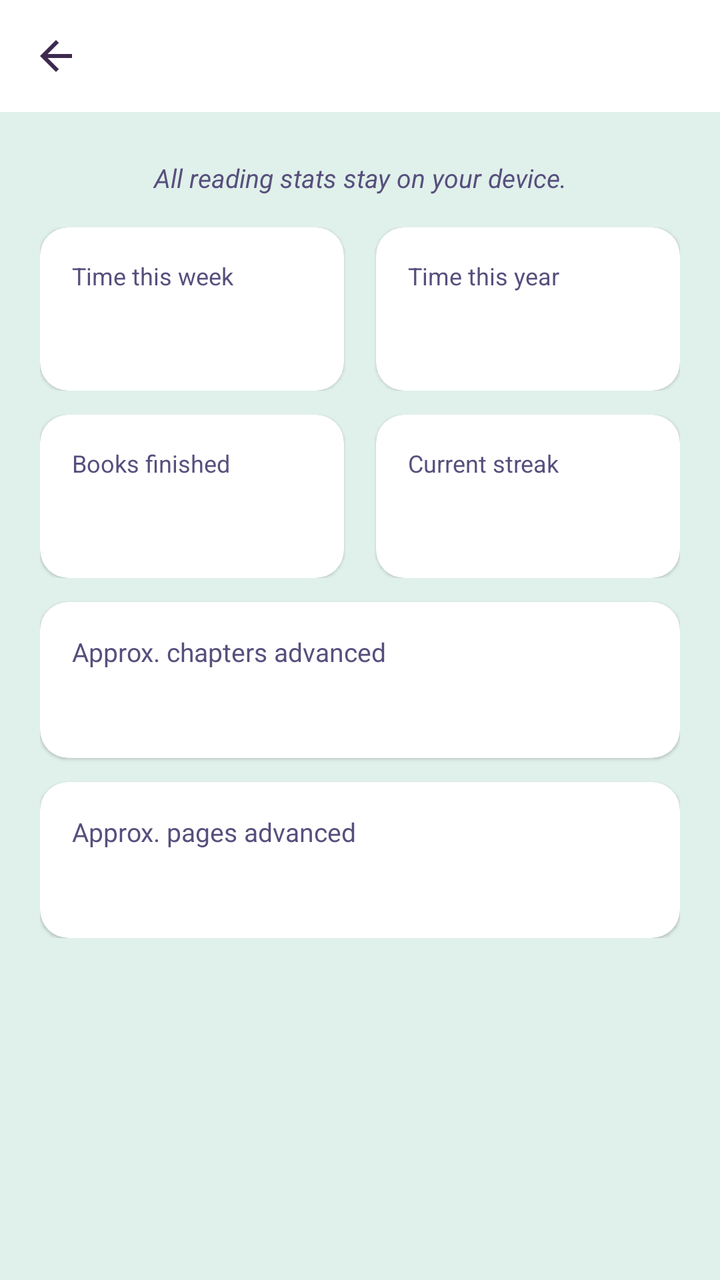
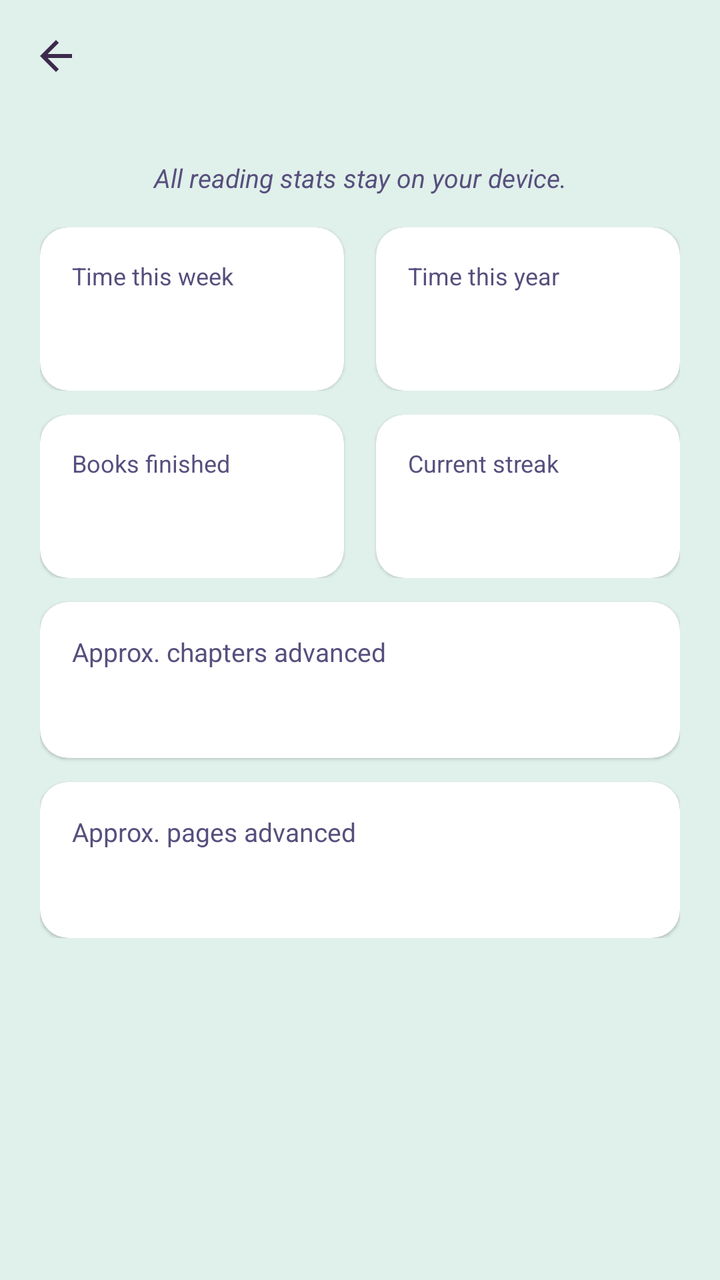

Compare the two renders of this Android layout. The source of the first and the diff that turns it into the second are given below.
<!-- AndroidManifest.xml: activity theme Theme.EpubReader -->
<!-- res/layout/activity_reading_stats.xml -->
<?xml version="1.0" encoding="utf-8"?>
<ScrollView xmlns:android="http://schemas.android.com/apk/res/android"
    xmlns:app="http://schemas.android.com/apk/res-auto"
    android:id="@+id/statsRootLayout"
    android:layout_width="match_parent"
    android:layout_height="match_parent"
    android:fillViewport="true"
    android:background="?android:colorBackground">

    <LinearLayout
        android:layout_width="match_parent"
        android:layout_height="wrap_content"
        android:orientation="vertical">

        
        <com.google.android.material.appbar.MaterialToolbar
            android:id="@+id/statsToolbar"
            android:layout_width="match_parent"
            android:layout_height="?attr/actionBarSize"
            android:background="?attr/colorSurface"
            android:title="@string/stats_title"
            android:titleTextColor="?android:textColorPrimary"
            app:navigationIcon="@drawable/ic_arrow_back"
            app:navigationIconTint="?android:textColorPrimary" />

        <LinearLayout
            android:id="@+id/statsRoot"
            android:layout_width="match_parent"
            android:layout_height="wrap_content"
            android:orientation="vertical"
            android:padding="@dimen/app_row_content_padding_h">

            
            <TextView
                android:layout_width="match_parent"
                android:layout_height="wrap_content"
                android:layout_marginTop="4dp"
                android:gravity="center"
                android:text="@string/stats_privacy"
                android:textColor="?android:textColorSecondary"
                android:textSize="13sp"
                android:textStyle="italic" />

            
            <LinearLayout
                android:layout_width="match_parent"
                android:layout_height="wrap_content"
                android:layout_marginTop="@dimen/app_section_spacing"
                android:orientation="horizontal"
                android:weightSum="2">

                
                <com.google.android.material.card.MaterialCardView
                    android:layout_width="0dp"
                    android:layout_height="wrap_content"
                    android:layout_weight="1"
                    android:layout_marginEnd="8dp"
                    app:cardBackgroundColor="?attr/colorSurface"
                    app:cardCornerRadius="@dimen/app_card_corner"
                    app:cardElevation="1dp">

                    <LinearLayout
                        android:layout_width="match_parent"
                        android:layout_height="wrap_content"
                        android:orientation="vertical"
                        android:padding="@dimen/app_card_padding">

                        <TextView
                            android:layout_width="match_parent"
                            android:layout_height="wrap_content"
                            android:text="@string/stats_time_week"
                            android:textColor="?android:textColorSecondary"
                            android:textSize="12sp" />

                        <TextView
                            android:id="@+id/statsWeek"
                            android:layout_width="match_parent"
                            android:layout_height="wrap_content"
                            android:layout_marginTop="4dp"
                            android:textColor="?android:textColorPrimary"
                            android:textSize="22sp"
                            android:textStyle="bold" />
                    </LinearLayout>
                </com.google.android.material.card.MaterialCardView>

                
                <com.google.android.material.card.MaterialCardView
                    android:layout_width="0dp"
                    android:layout_height="wrap_content"
                    android:layout_weight="1"
                    android:layout_marginStart="8dp"
                    app:cardBackgroundColor="?attr/colorSurface"
                    app:cardCornerRadius="@dimen/app_card_corner"
                    app:cardElevation="1dp">

                    <LinearLayout
                        android:layout_width="match_parent"
                        android:layout_height="wrap_content"
                        android:orientation="vertical"
                        android:padding="@dimen/app_card_padding">

                        <TextView
                            android:layout_width="match_parent"
                            android:layout_height="wrap_content"
                            android:text="@string/stats_time_year"
                            android:textColor="?android:textColorSecondary"
                            android:textSize="12sp" />

                        <TextView
                            android:id="@+id/statsYear"
                            android:layout_width="match_parent"
                            android:layout_height="wrap_content"
                            android:layout_marginTop="4dp"
                            android:textColor="?android:textColorPrimary"
                            android:textSize="22sp"
                            android:textStyle="bold" />
                    </LinearLayout>
                </com.google.android.material.card.MaterialCardView>
            </LinearLayout>

            
            <LinearLayout
                android:layout_width="match_parent"
                android:layout_height="wrap_content"
                android:layout_marginTop="@dimen/app_card_spacing"
                android:orientation="horizontal"
                android:weightSum="2">

                
                <com.google.android.material.card.MaterialCardView
                    android:layout_width="0dp"
                    android:layout_height="wrap_content"
                    android:layout_weight="1"
                    android:layout_marginEnd="8dp"
                    app:cardBackgroundColor="?attr/colorSurface"
                    app:cardCornerRadius="@dimen/app_card_corner"
                    app:cardElevation="1dp">

                    <LinearLayout
                        android:layout_width="match_parent"
                        android:layout_height="wrap_content"
                        android:orientation="vertical"
                        android:padding="@dimen/app_card_padding">

                        <TextView
                            android:layout_width="match_parent"
                            android:layout_height="wrap_content"
                            android:text="@string/stats_books_finished"
                            android:textColor="?android:textColorSecondary"
                            android:textSize="12sp" />

                        <TextView
                            android:id="@+id/statsFinished"
                            android:layout_width="match_parent"
                            android:layout_height="wrap_content"
                            android:layout_marginTop="4dp"
                            android:textColor="?android:textColorPrimary"
                            android:textSize="22sp"
                            android:textStyle="bold" />
                    </LinearLayout>
                </com.google.android.material.card.MaterialCardView>

                
                <com.google.android.material.card.MaterialCardView
                    android:layout_width="0dp"
                    android:layout_height="wrap_content"
                    android:layout_weight="1"
                    android:layout_marginStart="8dp"
                    app:cardBackgroundColor="?attr/colorSurface"
                    app:cardCornerRadius="@dimen/app_card_corner"
                    app:cardElevation="1dp">

                    <LinearLayout
                        android:layout_width="match_parent"
                        android:layout_height="wrap_content"
                        android:orientation="vertical"
                        android:padding="@dimen/app_card_padding">

                        <TextView
                            android:layout_width="match_parent"
                            android:layout_height="wrap_content"
                            android:text="@string/stats_current_streak"
                            android:textColor="?android:textColorSecondary"
                            android:textSize="12sp" />

                        <TextView
                            android:id="@+id/statsStreak"
                            android:layout_width="match_parent"
                            android:layout_height="wrap_content"
                            android:layout_marginTop="4dp"
                            android:textColor="?android:textColorPrimary"
                            android:textSize="22sp"
                            android:textStyle="bold" />
                    </LinearLayout>
                </com.google.android.material.card.MaterialCardView>
            </LinearLayout>

            
            <com.google.android.material.card.MaterialCardView
                android:layout_width="match_parent"
                android:layout_height="wrap_content"
                android:layout_marginTop="@dimen/app_card_spacing"
                app:cardBackgroundColor="?attr/colorSurface"
                app:cardCornerRadius="@dimen/app_card_corner"
                app:cardElevation="1dp">

                <LinearLayout
                    android:layout_width="match_parent"
                    android:layout_height="wrap_content"
                    android:orientation="vertical"
                    android:padding="@dimen/app_card_padding">

                    <TextView
                        android:layout_width="match_parent"
                        android:layout_height="wrap_content"
                        android:text="@string/stats_chapters"
                        android:textColor="?android:textColorSecondary"
                        android:textSize="13sp" />

                    <TextView
                        android:id="@+id/statsChapters"
                        android:layout_width="match_parent"
                        android:layout_height="wrap_content"
                        android:layout_marginTop="4dp"
                        android:textColor="?android:textColorPrimary"
                        android:textSize="18sp" />
                </LinearLayout>
            </com.google.android.material.card.MaterialCardView>

            
            <com.google.android.material.card.MaterialCardView
                android:layout_width="match_parent"
                android:layout_height="wrap_content"
                android:layout_marginTop="@dimen/app_card_spacing"
                app:cardBackgroundColor="?attr/colorSurface"
                app:cardCornerRadius="@dimen/app_card_corner"
                app:cardElevation="1dp">

                <LinearLayout
                    android:layout_width="match_parent"
                    android:layout_height="wrap_content"
                    android:orientation="vertical"
                    android:padding="@dimen/app_card_padding">

                    <TextView
                        android:layout_width="match_parent"
                        android:layout_height="wrap_content"
                        android:text="@string/stats_pages"
                        android:textColor="?android:textColorSecondary"
                        android:textSize="13sp" />

                    <TextView
                        android:id="@+id/statsPages"
                        android:layout_width="match_parent"
                        android:layout_height="wrap_content"
                        android:layout_marginTop="4dp"
                        android:textColor="?android:textColorPrimary"
                        android:textSize="18sp" />
                </LinearLayout>
            </com.google.android.material.card.MaterialCardView>
        </LinearLayout>
    </LinearLayout>
</ScrollView>
<!-- resources referenced by this layout -->
<resources>
  <dimen name="app_card_corner">14dp</dimen>
  <dimen name="app_card_padding">16dp</dimen>
  <dimen name="app_card_spacing">12dp</dimen>
  <dimen name="app_row_content_padding_h">20dp</dimen>
  <dimen name="app_section_spacing">16dp</dimen>
  <!-- drawable ic_arrow_back (drawable) -->
  <?xml version="1.0" encoding="utf-8"?>
  <vector xmlns:android="http://schemas.android.com/apk/res/android"
      android:width="24dp" android:height="24dp"
      android:viewportWidth="24" android:viewportHeight="24">
      <path android:fillColor="@android:color/white"
          android:pathData="M20 11H7.83l5.59-5.59L12 4l-8 8 8 8 1.41-1.41L7.83 13H20v-2z" />
  </vector>
  <string name="stats_books_finished">Books finished</string>
  <string name="stats_chapters">Approx. chapters advanced</string>
  <string name="stats_current_streak">Current streak</string>
  <string name="stats_pages">Approx. pages advanced</string>
  <string name="stats_privacy">All reading stats stay on your device.</string>
  <string name="stats_time_week">Time this week</string>
  <string name="stats_time_year">Time this year</string>
  <string name="stats_title">Reading Stats</string>
  <style name="Theme.EpubReader" parent="Theme.MaterialComponents.DayNight.NoActionBar">
          <item name="android:windowBackground">@color/light_bg</item>
          
          <item name="android:statusBarColor">@color/black</item>
          <item name="android:navigationBarColor">@color/black</item>
          <item name="android:windowLightStatusBar">false</item>
          <item name="android:windowLightNavigationBar">false</item>
          <item name="android:windowTranslucentStatus">false</item>
          <item name="android:enforceStatusBarContrast" tools:targetApi="q">false</item>
          <item name="android:enforceNavigationBarContrast" tools:targetApi="q">false</item>
          <item name="android:fitsSystemWindows">true</item>
          <item name="colorPrimary">@color/accent</item>
          <item name="colorPrimaryVariant">@color/accent_dark</item>
          <item name="colorOnPrimary">@color/white</item>
          <item name="colorSecondary">@color/secondary</item>
          <item name="colorOnSecondary">@color/white</item>
          <item name="android:colorBackground">@color/light_bg</item>
          <item name="colorSurface">@color/light_surface</item>
          <item name="colorOnSurface">@color/light_text</item>
          <item name="android:textColorPrimary">@color/light_text</item>
          <item name="android:textColorSecondary">@color/light_text_muted</item>
      </style>
  <color name="light_bg">@color/palette_mint</color>
  <color name="black">#000000</color>
  <color name="accent">@color/palette_plum</color>
  <color name="accent_dark">@color/palette_purple</color>
  <color name="white">#FFFFFF</color>
  <color name="secondary">@color/palette_slate</color>
  <color name="light_surface">@color/white</color>
  <color name="light_text">@color/palette_eggplant</color>
  <color name="light_text_muted">@color/palette_purple</color>
  <color name="palette_mint">#E0F0EA</color>
  <color name="palette_plum">#503A65</color>
  <color name="palette_purple">#574F7D</color>
  <color name="palette_slate">#95ADBE</color>
  <color name="palette_eggplant">#3C2A4D</color>
</resources>

<!-- the commit's change to res/layout/activity_reading_stats.xml (unified diff, before → after) -->
@@ -5,6 +5,7 @@
     android:layout_width="match_parent"
     android:layout_height="match_parent"
     android:fillViewport="true"
+    android:fitsSystemWindows="true"
     android:background="?android:colorBackground">
 
     <LinearLayout
@@ -17,7 +18,7 @@
             android:id="@+id/statsToolbar"
             android:layout_width="match_parent"
             android:layout_height="?attr/actionBarSize"
-            android:background="?attr/colorSurface"
+            android:background="?android:colorBackground"
             android:title="@string/stats_title"
             android:titleTextColor="?android:textColorPrimary"
             app:navigationIcon="@drawable/ic_arrow_back"
